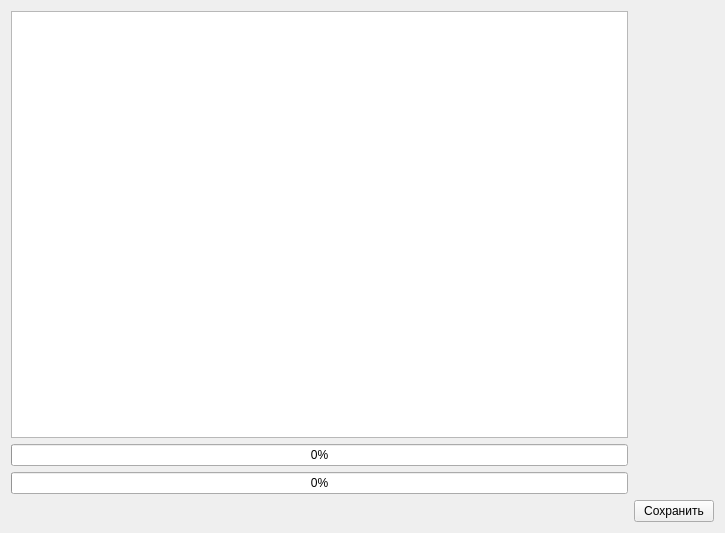
The window that src/AudioDeviceSelector.ui (S0li7aire/voiceTest) describes before a commit, drawn with Qt 5.
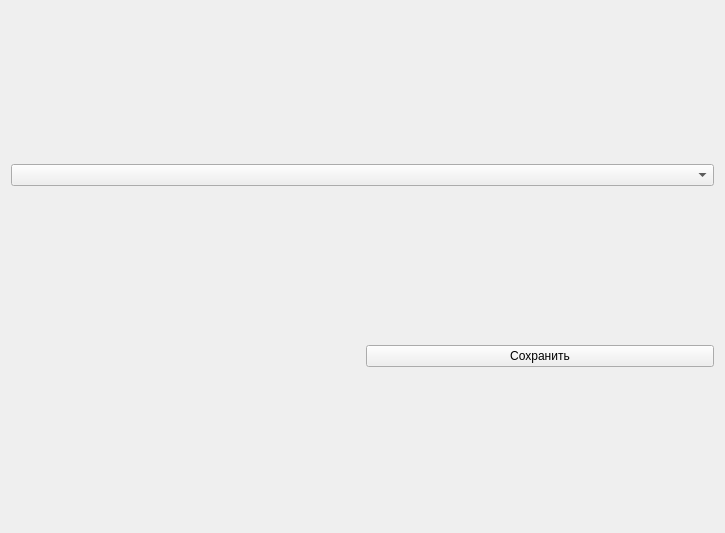
The same window after the commit.

Commit message: CmakeList fix, redesign

Patch:
```diff
--- a/src/AudioDeviceSelector.ui
+++ b/src/AudioDeviceSelector.ui
@@ -14,43 +14,19 @@
    <string>Dialog</string>
   </property>
   <layout class="QGridLayout" name="gridLayout_3">
-   <item row="0" column="0">
-    <layout class="QGridLayout" name="gl_main">
-     <item row="0" column="0">
-      <widget class="QListWidget" name="lv_deviceList"/>
-     </item>
-     <item row="2" column="0">
-      <widget class="QProgressBar" name="pb_volume_r">
-       <property name="maximum">
-        <number>1000</number>
-       </property>
-       <property name="value">
-        <number>0</number>
-       </property>
-      </widget>
-     </item>
-     <item row="1" column="0">
-      <widget class="QProgressBar" name="pb_volume_l">
-       <property name="maximum">
-        <number>1000</number>
-       </property>
-       <property name="value">
-        <number>0</number>
-       </property>
-      </widget>
-     </item>
-    </layout>
-   </item>
-   <item row="0" column="1">
-    <layout class="QGridLayout" name="gl_graph"/>
-   </item>
-   <item row="1" column="1">
+   <item row="2" column="1">
     <widget class="QPushButton" name="pb_save">
      <property name="text">
       <string>Сохранить</string>
      </property>
     </widget>
    </item>
+   <item row="1" column="0" colspan="2">
+    <layout class="QGridLayout" name="gl_graph"/>
+   </item>
+   <item row="0" column="0" colspan="2">
+    <widget class="QComboBox" name="cb_deviceList"/>
+   </item>
   </layout>
  </widget>
  <resources/>
```
The commit also changes 3 other files.
